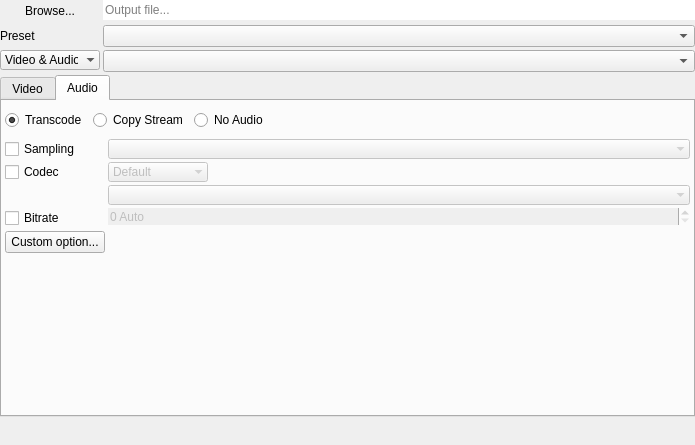
Qt form DuFFMpeg/outputwidget.ui (RxLaboratory/DuME) before a commit.
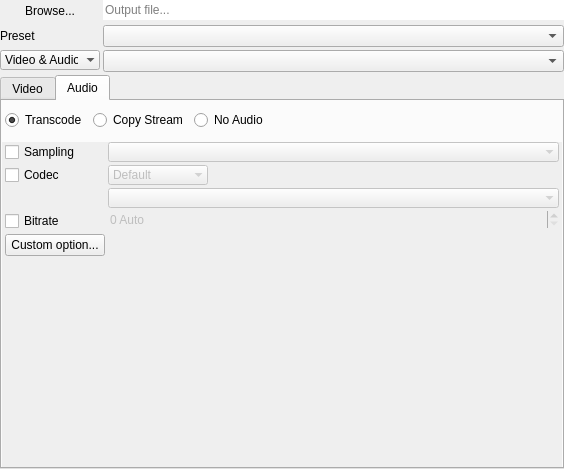
The same form after that commit. The open tabs and pages were chosen to show the change.

The edit to the form file:
```diff
--- a/DuFFMpeg/outputwidget.ui
+++ b/DuFFMpeg/outputwidget.ui
@@ -6,14 +6,14 @@
    <rect>
     <x>0</x>
     <y>0</y>
-    <width>695</width>
-    <height>445</height>
+    <width>564</width>
+    <height>469</height>
    </rect>
   </property>
   <property name="windowTitle">
    <string>Form</string>
   </property>
-  <layout class="QVBoxLayout" name="verticalLayout">
+  <layout class="QVBoxLayout" name="verticalLayout_6" stretch="0,1">
    <property name="spacing">
     <number>3</number>
    </property>
@@ -30,6 +30,13 @@
     <number>0</number>
    </property>
    <item>
+    <widget class="QWidget" name="topWidget" native="true">
+     <property name="sizePolicy">
+      <sizepolicy hsizetype="Expanding" vsizetype="Minimum">
+       <horstretch>0</horstretch>
+       <verstretch>0</verstretch>
+      </sizepolicy>
+     </property>
     <layout class="QFormLayout" name="formLayout_3">
      <property name="horizontalSpacing">
       <number>3</number>
@@ -37,6 +44,18 @@
      <property name="verticalSpacing">
       <number>3</number>
      </property>
+      <property name="leftMargin">
+       <number>0</number>
+      </property>
+      <property name="topMargin">
+       <number>0</number>
+      </property>
+      <property name="rightMargin">
+       <number>0</number>
+      </property>
+      <property name="bottomMargin">
+       <number>0</number>
+      </property>
      <item row="0" column="0">
       <widget class="QPushButton" name="outputBrowseButton">
        <property name="minimumSize">
@@ -88,9 +107,6 @@
      <item row="1" column="1">
       <widget class="QComboBox" name="presetsBox"/>
      </item>
-     <item row="2" column="1">
-      <widget class="QComboBox" name="formatsBox"/>
-     </item>
      <item row="2" column="0">
       <widget class="QComboBox" name="formatsFilterBox">
        <property name="sizePolicy">
@@ -149,10 +165,20 @@
        </item>
       </widget>
      </item>
-    </layout>
+      <item row="2" column="1">
+       <widget class="QComboBox" name="formatsBox"/>
+      </item>
+     </layout>
+    </widget>
    </item>
    <item>
     <widget class="QTabWidget" name="outputTabs">
+     <property name="sizePolicy">
+      <sizepolicy hsizetype="Expanding" vsizetype="Expanding">
+       <horstretch>0</horstretch>
+       <verstretch>0</verstretch>
+      </sizepolicy>
+     </property>
      <property name="tabPosition">
       <enum>QTabWidget::North</enum>
      </property>
@@ -160,12 +186,18 @@
       <number>0</number>
      </property>
      <widget class="QWidget" name="tab_7">
+      <property name="sizePolicy">
+       <sizepolicy hsizetype="Preferred" vsizetype="Expanding">
+        <horstretch>0</horstretch>
+        <verstretch>0</verstretch>
+       </sizepolicy>
+      </property>
       <attribute name="title">
        <string>Video</string>
       </attribute>
-      <layout class="QVBoxLayout" name="verticalLayout_9">
+      <layout class="QVBoxLayout" name="verticalLayout_7">
        <property name="spacing">
-        <number>0</number>
+        <number>3</number>
        </property>
        <property name="leftMargin">
         <number>0</number>
@@ -177,10 +209,16 @@
         <number>0</number>
        </property>
        <property name="bottomMargin">
-        <number>0</number>
+        <number>10</number>
        </property>
        <item>
         <widget class="QWidget" name="videoSelectionWidget" native="true">
+         <property name="sizePolicy">
+          <sizepolicy hsizetype="Preferred" vsizetype="Minimum">
+           <horstretch>0</horstretch>
+           <verstretch>0</verstretch>
+          </sizepolicy>
+         </property>
          <layout class="QHBoxLayout" name="horizontalLayout">
           <property name="leftMargin">
            <number>3</number>
@@ -229,8 +267,23 @@
         </widget>
        </item>
        <item>
-        <widget class="QWidget" name="videoTranscodeWidget" native="true">
-         <layout class="QFormLayout" name="formLayout">
+        <widget class="QScrollArea" name="videoTranscodeWidget">
+         <property name="frameShape">
+          <enum>QFrame::NoFrame</enum>
+         </property>
+         <property name="widgetResizable">
+          <bool>true</bool>
+         </property>
+         <widget class="QWidget" name="scrollAreaWidgetContents">
+          <property name="geometry">
+           <rect>
+            <x>0</x>
+            <y>0</y>
+            <width>558</width>
+            <height>320</height>
+           </rect>
+          </property>
+          <layout class="QFormLayout" name="videoTranscodeLayout">
           <property name="horizontalSpacing">
            <number>3</number>
           </property>
@@ -741,29 +794,23 @@
           </item>
          </layout>
         </widget>
-       </item>
-       <item>
-        <spacer name="verticalSpacer_2">
-         <property name="orientation">
-          <enum>Qt::Vertical</enum>
-         </property>
-         <property name="sizeHint" stdset="0">
-          <size>
-           <width>20</width>
-           <height>40</height>
-          </size>
-         </property>
-        </spacer>
+        </widget>
        </item>
       </layout>
      </widget>
      <widget class="QWidget" name="tab_8">
+      <property name="sizePolicy">
+       <sizepolicy hsizetype="Preferred" vsizetype="Expanding">
+        <horstretch>0</horstretch>
+        <verstretch>0</verstretch>
+       </sizepolicy>
+      </property>
       <attribute name="title">
        <string>Audio</string>
       </attribute>
-      <layout class="QVBoxLayout" name="verticalLayout_5">
+      <layout class="QVBoxLayout" name="verticalLayout_8">
        <property name="spacing">
-        <number>0</number>
+        <number>3</number>
        </property>
        <property name="leftMargin">
         <number>0</number>
@@ -779,6 +826,12 @@
        </property>
        <item>
         <widget class="QWidget" name="audioSelectionWidget" native="true">
+         <property name="sizePolicy">
+          <sizepolicy hsizetype="Preferred" vsizetype="Minimum">
+           <horstretch>0</horstretch>
+           <verstretch>0</verstretch>
+          </sizepolicy>
+         </property>
          <layout class="QHBoxLayout" name="horizontalLayout_2">
           <property name="leftMargin">
            <number>3</number>
@@ -827,8 +880,29 @@
         </widget>
        </item>
        <item>
-        <widget class="QWidget" name="audioTranscodeWidget" native="true">
-         <layout class="QFormLayout" name="formLayout_2">
+        <widget class="QScrollArea" name="audioTranscodeWidget">
+         <property name="sizePolicy">
+          <sizepolicy hsizetype="Expanding" vsizetype="Expanding">
+           <horstretch>0</horstretch>
+           <verstretch>0</verstretch>
+          </sizepolicy>
+         </property>
+         <property name="frameShape">
+          <enum>QFrame::NoFrame</enum>
+         </property>
+         <property name="widgetResizable">
+          <bool>true</bool>
+         </property>
+         <widget class="QWidget" name="scrollAreaWidgetContents_2">
+          <property name="geometry">
+           <rect>
+            <x>0</x>
+            <y>0</y>
+            <width>558</width>
+            <height>330</height>
+           </rect>
+          </property>
+          <layout class="QFormLayout" name="audioTranscodeLayout">
           <property name="horizontalSpacing">
            <number>3</number>
           </property>
@@ -879,7 +953,7 @@
             </property>
            </widget>
           </item>
-          <item row="2" column="0">
+           <item row="1" column="0">
            <widget class="QCheckBox" name="audioCodecButton">
             <property name="minimumSize">
              <size>
@@ -898,70 +972,7 @@
             </property>
            </widget>
           </item>
-          <item row="4" column="0">
-           <widget class="QCheckBox" name="audioBitrateButton">
-            <property name="minimumSize">
-             <size>
-              <width>100</width>
-              <height>0</height>
-             </size>
-            </property>
-            <property name="maximumSize">
-             <size>
-              <width>100</width>
-              <height>16777215</height>
-             </size>
-            </property>
-            <property name="text">
-             <string>Bitrate</string>
-            </property>
-           </widget>
-          </item>
-          <item row="4" column="1">
-           <widget class="QSpinBox" name="audioBitRateEdit">
-            <property name="enabled">
-             <bool>false</bool>
-            </property>
-            <property name="frame">
-             <bool>false</bool>
-            </property>
-            <property name="suffix">
-             <string> Auto</string>
-            </property>
-            <property name="minimum">
-             <number>0</number>
-            </property>
-            <property name="maximum">
-             <number>1000</number>
-            </property>
-            <property name="singleStep">
-             <number>10</number>
-            </property>
-            <property name="value">
-             <number>0</number>
-            </property>
-           </widget>
-          </item>
-          <item row="5" column="0">
-           <widget class="QPushButton" name="addAudioParam">
-            <property name="minimumSize">
-             <size>
-              <width>100</width>
-              <height>0</height>
-             </size>
-            </property>
-            <property name="maximumSize">
-             <size>
-              <width>100</width>
-              <height>16777215</height>
-             </size>
-            </property>
-            <property name="text">
-             <string>Custom option...</string>
-            </property>
-           </widget>
-          </item>
-          <item row="2" column="1">
+           <item row="1" column="1">
            <widget class="QWidget" name="audioCodecWidget" native="true">
             <property name="enabled">
              <bool>false</bool>
@@ -1018,6 +1029,12 @@
              </item>
              <item>
               <widget class="QComboBox" name="audioCodecsBox">
+                <property name="sizePolicy">
+                 <sizepolicy hsizetype="Expanding" vsizetype="Fixed">
+                  <horstretch>0</horstretch>
+                  <verstretch>0</verstretch>
+                 </sizepolicy>
+                </property>
                <property name="frame">
                 <bool>false</bool>
                </property>
@@ -1026,38 +1043,76 @@
             </layout>
            </widget>
           </item>
-         </layout>
-        </widget>
-       </item>
-       <item>
-        <spacer name="verticalSpacer_4">
-         <property name="orientation">
-          <enum>Qt::Vertical</enum>
-         </property>
-         <property name="sizeHint" stdset="0">
+           <item row="2" column="0">
+            <widget class="QCheckBox" name="audioBitrateButton">
+             <property name="minimumSize">
+              <size>
+               <width>100</width>
+               <height>0</height>
+              </size>
+             </property>
+             <property name="maximumSize">
           <size>
-           <width>20</width>
-           <height>40</height>
-          </size>
-         </property>
-        </spacer>
-       </item>
-      </layout>
-     </widget>
-    </widget>
-   </item>
-   <item>
-    <spacer name="verticalSpacer_3">
-     <property name="orientation">
-      <enum>Qt::Vertical</enum>
-     </property>
-     <property name="sizeHint" stdset="0">
+               <width>100</width>
+               <height>16777215</height>
+              </size>
+             </property>
+             <property name="text">
+              <string>Bitrate</string>
+             </property>
+            </widget>
+           </item>
+           <item row="2" column="1">
+            <widget class="QSpinBox" name="audioBitRateEdit">
+             <property name="enabled">
+              <bool>false</bool>
+             </property>
+             <property name="frame">
+              <bool>false</bool>
+             </property>
+             <property name="suffix">
+              <string> Auto</string>
+             </property>
+             <property name="minimum">
+              <number>0</number>
+             </property>
+             <property name="maximum">
+              <number>1000</number>
+             </property>
+             <property name="singleStep">
+              <number>10</number>
+             </property>
+             <property name="value">
+              <number>0</number>
+             </property>
+            </widget>
+           </item>
+           <item row="3" column="0">
+            <widget class="QPushButton" name="addAudioParam">
+             <property name="minimumSize">
+              <size>
+               <width>100</width>
+               <height>0</height>
+              </size>
+             </property>
+             <property name="maximumSize">
       <size>
-       <width>292</width>
-       <height>28</height>
-      </size>
-     </property>
-    </spacer>
+               <width>100</width>
+               <height>16777215</height>
+              </size>
+             </property>
+             <property name="text">
+              <string>Custom option...</string>
+             </property>
+            </widget>
+           </item>
+          </layout>
+         </widget>
+        </widget>
+       </item>
+      </layout>
+     </widget>
+    </widget>
    </item>
   </layout>
  </widget>
```
Lines whose indentation alone changed are shown as unchanged.
